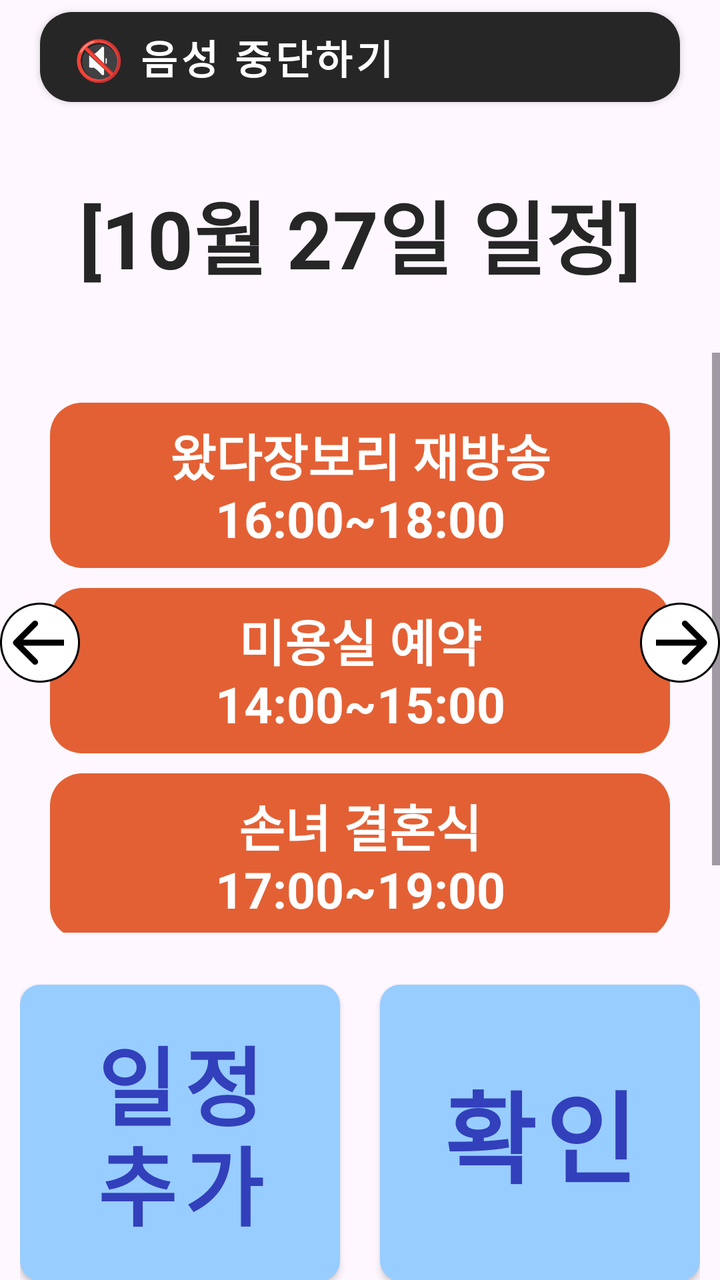
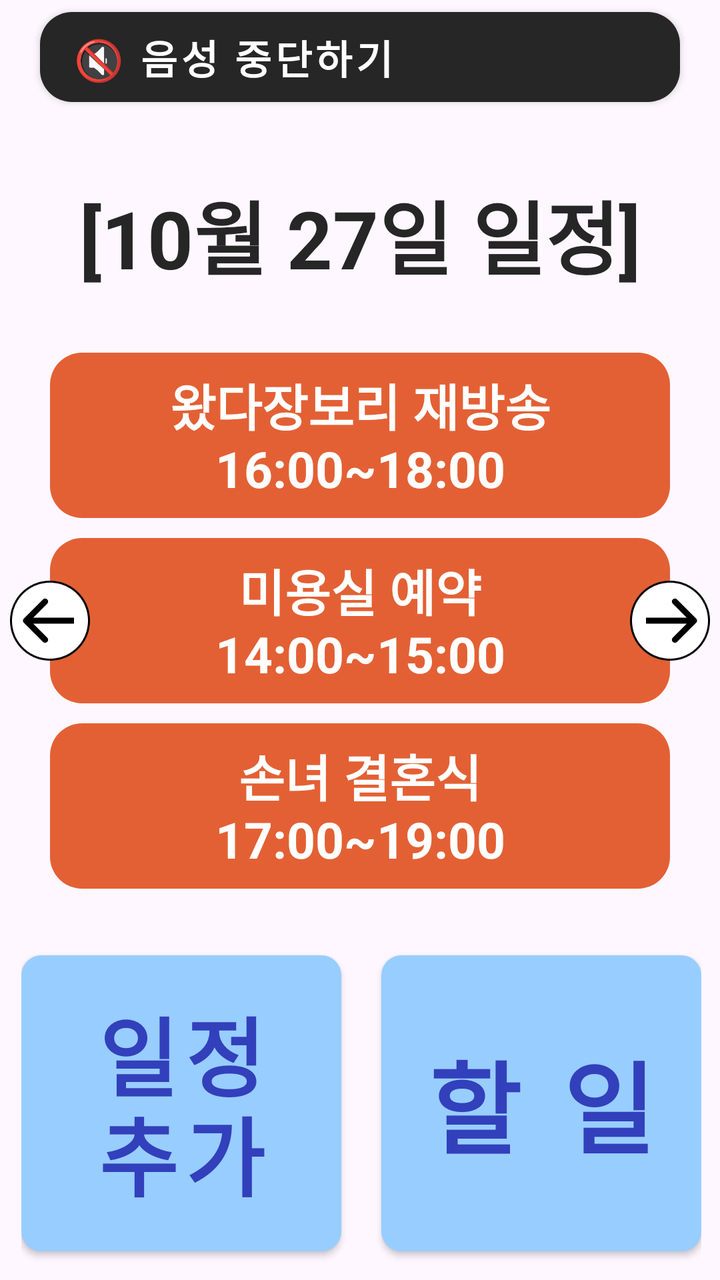

Before-and-after screenshots of an Android layout around one commit, followed by the original layout XML and the change that was made.
<!-- AndroidManifest.xml: application theme Theme.Project -->
<!-- res/layout/activity_schedule_main.xml -->
<?xml version="1.0" encoding="utf-8"?>
<androidx.constraintlayout.widget.ConstraintLayout xmlns:android="http://schemas.android.com/apk/res/android"
    xmlns:app="http://schemas.android.com/apk/res-auto"
    xmlns:tools="http://schemas.android.com/tools"
    android:id="@+id/main"
    android:layout_width="match_parent"
    android:layout_height="match_parent">

    <com.google.android.material.button.MaterialButton
        android:id="@+id/VoulumOnBtn"
        style="@style/VolumeOnButton"
        android:layout_height="wrap_content"
        android:layout_width="0dp"
        android:text="🔇 음성 중단하기"
        android:layout_marginStart="20dp"
        android:layout_marginEnd="20dp"
        app:layout_constraintStart_toStartOf="parent"
        app:layout_constraintEnd_toEndOf="parent"
        app:layout_constraintTop_toTopOf="parent" />

    <TextView
        android:id="@+id/textView"
        style="@style/BoldText"
        android:layout_width="wrap_content"
        android:layout_height="wrap_content"
        android:layout_marginTop="88dp"
        android:text="[10월 27일 일정]"
        app:layout_constraintEnd_toEndOf="parent"
        app:layout_constraintStart_toStartOf="parent"
        app:layout_constraintTop_toTopOf="parent" />

    
    <ScrollView
        android:id="@+id/scheduleScroll"
        android:layout_width="0dp"
        android:layout_height="290dp"
        android:layout_marginTop="30dp"
        app:layout_constraintTop_toBottomOf="@id/textView"
        app:layout_constraintStart_toStartOf="parent"
        app:layout_constraintEnd_toEndOf="parent"
        app:layout_constraintBottom_toTopOf="@+id/row1">

        <LinearLayout
            android:id="@+id/scheduleContainer"
            android:layout_width="match_parent"
            android:layout_height="wrap_content"
            android:orientation="vertical"
            android:padding="25dp">

            
            <TextView
                style="@style/TextBoxRed"
                android:layout_width="match_parent"
                android:layout_height="wrap_content"
                android:textSize="25sp"
                android:text="왔다장보리 재방송\n16:00~18:00"
                android:layout_marginBottom="10dp"/>

            <TextView
                style="@style/TextBoxRed"
                android:layout_width="match_parent"
                android:layout_height="wrap_content"
                android:textSize="25sp"
                android:text="미용실 예약\n14:00~15:00"
                android:layout_marginBottom="10dp"/>

            <TextView
                style="@style/TextBoxRed"
                android:layout_width="match_parent"
                android:layout_height="wrap_content"
                android:textSize="25sp"
                android:text="손녀 결혼식\n17:00~19:00"
                android:layout_marginBottom="10dp"/>
        </LinearLayout>
    </ScrollView>

    
    <LinearLayout
        android:id="@+id/row1"
        android:layout_width="wrap_content"
        android:layout_height="wrap_content"
        android:layout_marginStart="20dp"
        android:layout_marginTop="20dp"
        android:layout_marginEnd="20dp"
        android:orientation="horizontal"
        android:baselineAligned="false"
        app:layout_constraintEnd_toEndOf="parent"
        app:layout_constraintStart_toStartOf="parent"
        app:layout_constraintTop_toBottomOf="@id/scheduleScroll">

        <com.google.android.material.button.MaterialButton
            android:id="@+id/btnSchedule"
            style="@style/EnabledBtn"
            android:layout_width="160dp"
            android:layout_height="160dp"
            android:layout_marginEnd="20dp"
            android:textSize="43sp"
            android:text="일정 추가" />

        <com.google.android.material.button.MaterialButton
            android:id="@+id/btnConfirm"
            style="@style/EnabledBtn"
            android:layout_width="160dp"
            android:layout_height="160dp"
            android:text="확인" />
    </LinearLayout>

    <LinearLayout
        android:id="@+id/row2"
        android:layout_width="wrap_content"
        android:layout_height="wrap_content"
        android:layout_marginTop="20dp"
        android:orientation="horizontal"
        android:baselineAligned="false"
        app:layout_constraintEnd_toEndOf="parent"
        app:layout_constraintStart_toStartOf="parent"
        app:layout_constraintTop_toBottomOf="@+id/row1">

        <com.google.android.material.button.MaterialButton
            android:id="@+id/btnRetry"
            style="@style/EnabledBtn"
            android:layout_width="160dp"
            android:layout_height="160dp"
            android:textSize="43sp"
            android:layout_marginEnd="20dp"
            android:text="다시\n듣기" />

        <com.google.android.material.button.MaterialButton
            android:id="@+id/btnExit"
            style="@style/EnabledBtn"
            android:layout_width="160dp"
            android:layout_height="160dp"
            android:text="종료" />
    </LinearLayout>

    
    <ImageButton
        android:id="@+id/left_arrow"
        android:layout_width="40dp"
        android:layout_height="40dp"
        android:background="@android:color/transparent"
        android:contentDescription="왼쪽 화살표"
        android:scaleType="fitCenter"
        android:src="@drawable/arrowbtnleft"
        app:layout_constraintStart_toStartOf="parent"
        app:layout_constraintTop_toTopOf="@id/scheduleScroll"
        app:layout_constraintBottom_toBottomOf="@id/scheduleScroll"/>

    <ImageButton
        android:id="@+id/right_arrow"
        android:layout_width="40dp"
        android:layout_height="40dp"
        android:background="@android:color/transparent"
        android:contentDescription="오른쪽 화살표"
        android:scaleType="fitCenter"
        android:scaleX="-1"
        android:src="@drawable/arrowbtnleft"
        app:layout_constraintEnd_toEndOf="parent"
        app:layout_constraintTop_toTopOf="@id/scheduleScroll"
        app:layout_constraintBottom_toBottomOf="@id/scheduleScroll"/>
</androidx.constraintlayout.widget.ConstraintLayout>
<!-- resources referenced by this layout -->
<resources>
  <!-- drawable arrowbtnleft: png bitmap (drawable, 3315 bytes) -->
  <style name="BoldText" parent="Widget.AppCompat.TextView">
          <item name="android:textColor">#262626</item>
          <item name="android:textStyle">bold</item>
          <item name="android:textSize">40sp</item>
          <item name="android:gravity">center</item>
          <item name="android:maxWidth">340dp</item>
      </style>
  <style name="EnabledBtn" parent="Widget.MaterialComponents.Button">
          <item name="cornerRadius">10dp</item>
          <item name="backgroundTint">#98CDFF</item>
          <item name="android:textColor">#3240BB</item>
          <item name="android:textSize">50sp</item>
          <item name="android:textStyle">bold</item>
          <item name="android:lineSpacingMultiplier">0.8</item>
      </style>
  <style name="TextBoxRed" parent="Widget.AppCompat.TextView">
          <item name="android:background">@drawable/rounded_background</item>
          <item name="android:backgroundTint">#E36034</item>
          <item name="android:textColor">#FFFFFF</item>
          <item name="android:textSize">30sp</item>
          <item name="android:textStyle">bold</item>
          <item name="android:gravity">center</item>
          <item name="android:paddingTop">8dp</item>
          <item name="android:paddingBottom">8dp</item>
      </style>
  <style name="VolumeOnButton" parent="Widget.MaterialComponents.Button">
          <item name="cornerRadius">16dp</item>
          <item name="backgroundTint">#262626</item>
          <item name="android:textColor">#FFFFFF</item>
          <item name="android:textSize">20sp</item>
          <item name="android:textStyle">bold</item>
          <item name="android:gravity">left</item>
          <item name="paddingStart">20dp</item>
          <item name="android:paddingVertical">8dp</item>
      </style>
  <style name="Theme.Project" parent="Base.Theme.Project" />
  <!-- drawable rounded_background (drawable) -->
  <?xml version="1.0" encoding="utf-8"?>
  <shape xmlns:android="http://schemas.android.com/apk/res/android">
      <corners android:radius="16dp" />
  </shape>
  <style name="Base.Theme.Project" parent="Theme.Material3.Light.NoActionBar">
        
        
        
        
     </style>
</resources>

<!-- the commit's change to res/layout/activity_schedule_main.xml (unified diff, before → after) -->
@@ -18,6 +18,7 @@
         app:layout_constraintEnd_toEndOf="parent"
         app:layout_constraintTop_toTopOf="parent" />
 
+
     <TextView
         android:id="@+id/textView"
         style="@style/BoldText"
@@ -29,80 +30,81 @@
         app:layout_constraintStart_toStartOf="parent"
         app:layout_constraintTop_toTopOf="parent" />
 
-    
-    <ScrollView
-        android:id="@+id/scheduleScroll"
+    <TextView
+        android:id="@+id/textView2"
+        style="@style/TextBoxRed"
         android:layout_width="0dp"
-        android:layout_height="290dp"
+        android:textSize="25dp"
+        android:layout_height="wrap_content"
+        android:layout_marginStart="25dp"
         android:layout_marginTop="30dp"
-        app:layout_constraintTop_toBottomOf="@id/textView"
+        android:layout_marginEnd="25dp"
+        android:text="왔다장보리 재방송\n16:00~18:00"
+        app:layout_constraintEnd_toEndOf="parent"
+        app:layout_constraintHorizontal_bias="0.0"
         app:layout_constraintStart_toStartOf="parent"
+        app:layout_constraintTop_toBottomOf="@+id/textView" />
+
+    <TextView
+        android:id="@+id/textView3"
+        style="@style/TextBoxRed"
+        android:layout_width="0dp"
+        android:textSize="25dp"
+        android:layout_height="wrap_content"
+        android:layout_marginStart="25dp"
+        android:layout_marginTop="10dp"
+        android:layout_marginEnd="25dp"
+        android:text="미용실 예약\n14:00~15:00"
         app:layout_constraintEnd_toEndOf="parent"
-        app:layout_constraintBottom_toTopOf="@+id/row1">
+        app:layout_constraintHorizontal_bias="1.0"
+        app:layout_constraintStart_toStartOf="parent"
+        app:layout_constraintTop_toBottomOf="@+id/textView2" />
 
-        <LinearLayout
-            android:id="@+id/scheduleContainer"
-            android:layout_width="match_parent"
-            android:layout_height="wrap_content"
-            android:orientation="vertical"
-            android:padding="25dp">
+    <TextView
+        style="@style/TextBoxRed"
+        android:id="@+id/textView4"
+        android:layout_width="0dp"
+        android:layout_height="wrap_content"
+        android:layout_marginStart="25dp"
+        android:textSize="25dp"
+        android:layout_marginEnd="25dp"
+        android:text="손녀 결혼식\n17:00~19:00"
+        android:layout_marginTop="10dp"
+        app:layout_constraintEnd_toEndOf="parent"
+        app:layout_constraintHorizontal_bias="1.0"
+        app:layout_constraintStart_toStartOf="parent"
+        app:layout_constraintTop_toBottomOf="@+id/textView3" />
 
-            
-            <TextView
-                style="@style/TextBoxRed"
-                android:layout_width="match_parent"
-                android:layout_height="wrap_content"
-                android:textSize="25sp"
-                android:text="왔다장보리 재방송\n16:00~18:00"
-                android:layout_marginBottom="10dp"/>
-
-            <TextView
-                style="@style/TextBoxRed"
-                android:layout_width="match_parent"
-                android:layout_height="wrap_content"
-                android:textSize="25sp"
-                android:text="미용실 예약\n14:00~15:00"
-                android:layout_marginBottom="10dp"/>
-
-            <TextView
-                style="@style/TextBoxRed"
-                android:layout_width="match_parent"
-                android:layout_height="wrap_content"
-                android:textSize="25sp"
-                android:text="손녀 결혼식\n17:00~19:00"
-                android:layout_marginBottom="10dp"/>
-        </LinearLayout>
-    </ScrollView>
-
-    
     <LinearLayout
         android:id="@+id/row1"
         android:layout_width="wrap_content"
-        android:layout_height="wrap_content"
+        android:layout_height="0dp"
         android:layout_marginStart="20dp"
-        android:layout_marginTop="20dp"
+        android:layout_marginTop="110dp"
         android:layout_marginEnd="20dp"
         android:orientation="horizontal"
         android:baselineAligned="false"
         app:layout_constraintEnd_toEndOf="parent"
+        app:layout_constraintHorizontal_bias="0.483"
         app:layout_constraintStart_toStartOf="parent"
-        app:layout_constraintTop_toBottomOf="@id/scheduleScroll">
+        app:layout_constraintTop_toTopOf="@+id/textView4">
 
         <com.google.android.material.button.MaterialButton
-            android:id="@+id/btnSchedule"
-            style="@style/EnabledBtn"
+            android:id="@+id/BtnSchedule"
+            style="@style/QnaStateButton"
             android:layout_width="160dp"
             android:layout_height="160dp"
             android:layout_marginEnd="20dp"
-            android:textSize="43sp"
+            android:textSize="43dp"
             android:text="일정 추가" />
 
         <com.google.android.material.button.MaterialButton
-            android:id="@+id/btnConfirm"
-            style="@style/EnabledBtn"
+            android:id="@+id/BtnTodo"
+            style="@style/QnaStateButton"
             android:layout_width="160dp"
             android:layout_height="160dp"
-            android:text="확인" />
+            android:text="할 일" />
+
     </LinearLayout>
 
     <LinearLayout
@@ -113,27 +115,28 @@
         android:orientation="horizontal"
         android:baselineAligned="false"
         app:layout_constraintEnd_toEndOf="parent"
+        app:layout_constraintHorizontal_bias="0.492"
         app:layout_constraintStart_toStartOf="parent"
         app:layout_constraintTop_toBottomOf="@+id/row1">
 
         <com.google.android.material.button.MaterialButton
-            android:id="@+id/btnRetry"
-            style="@style/EnabledBtn"
+            android:id="@+id/BtnQna"
+            style="@style/QnaStateButton"
             android:layout_width="160dp"
             android:layout_height="160dp"
-            android:textSize="43sp"
+            android:textSize="43dp"
             android:layout_marginEnd="20dp"
             android:text="다시\n듣기" />
 
         <com.google.android.material.button.MaterialButton
-            android:id="@+id/btnExit"
-            style="@style/EnabledBtn"
+            android:id="@+id/BtnEmergency"
+            style="@style/QnaStateButton"
             android:layout_width="160dp"
             android:layout_height="160dp"
             android:text="종료" />
+
     </LinearLayout>
 
-    
     <ImageButton
         android:id="@+id/left_arrow"
         android:layout_width="40dp"
@@ -142,9 +145,12 @@
         android:contentDescription="왼쪽 화살표"
         android:scaleType="fitCenter"
         android:src="@drawable/arrowbtnleft"
-        app:layout_constraintStart_toStartOf="parent"
-        app:layout_constraintTop_toTopOf="@id/scheduleScroll"
-        app:layout_constraintBottom_toBottomOf="@id/scheduleScroll"/>
+        android:translationX="-20dp"
+        app:layout_constraintStart_toStartOf="@+id/textView3"
+        app:layout_constraintTop_toTopOf="@+id/textView3"
+        app:layout_constraintBottom_toBottomOf="@+id/textView3"
+        app:layout_constraintHorizontal_bias="1.0"
+        />
 
     <ImageButton
         android:id="@+id/right_arrow"
@@ -155,7 +161,11 @@
         android:scaleType="fitCenter"
         android:scaleX="-1"
         android:src="@drawable/arrowbtnleft"
-        app:layout_constraintEnd_toEndOf="parent"
-        app:layout_constraintTop_toTopOf="@id/scheduleScroll"
-        app:layout_constraintBottom_toBottomOf="@id/scheduleScroll"/>
+        android:translationX="20dp"
+        app:layout_constraintEnd_toEndOf="@+id/textView3"
+        app:layout_constraintTop_toTopOf="@+id/textView3"
+        app:layout_constraintBottom_toBottomOf="@+id/textView3"
+        app:layout_constraintHorizontal_bias="1.0"
+        />
+
 </androidx.constraintlayout.widget.ConstraintLayout>
<!-- resource entries referenced after the edit -->
@@ -8,10 +8,13 @@
           <item name="android:gravity">center</item>
           <item name="android:maxWidth">340dp</item>
       </style>
-  <style name="EnabledBtn" parent="Widget.MaterialComponents.Button">
+  <style name="QnaStateButton" parent="Widget.MaterialComponents.Button">
           <item name="cornerRadius">10dp</item>
-          <item name="backgroundTint">#98CDFF</item>
-          <item name="android:textColor">#3240BB</item>
+  
+          <item name="backgroundTint">@color/button_background_tint</item>
+  
+          <item name="android:textColor">@color/button_text_selector</item>
+  
           <item name="android:textSize">50sp</item>
           <item name="android:textStyle">bold</item>
           <item name="android:lineSpacingMultiplier">0.8</item>
